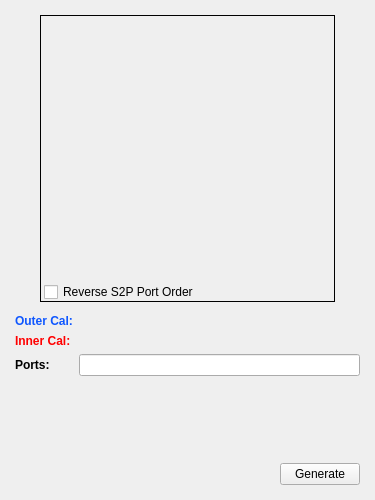
Above: Application/mainwindow.ui from Terrabits/S2pExtractor before the change. Below: the same form after it.
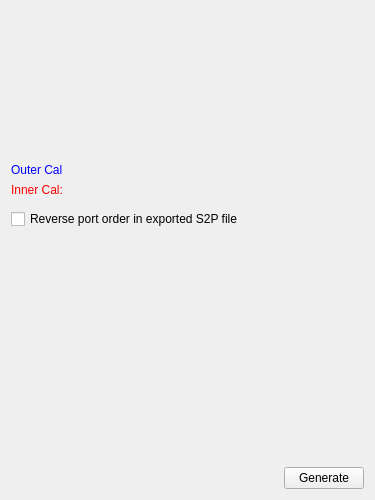
That is the form after the change. Icons and pictures are not drawn. Custom widgets are drawn as their Qt base class.

What changed in the file:
```diff
--- a/Application/mainwindow.ui
+++ b/Application/mainwindow.ui
@@ -19,19 +19,7 @@
     <normalon>:/new/icon_resource/RS.ico</normalon>:/new/icon_resource/RS.ico</iconset>
   </property>
   <widget class="QWidget" name="centralWidget">
-   <layout class="QVBoxLayout" name="verticalLayout">
-    <property name="leftMargin">
-     <number>15</number>
-    </property>
-    <property name="topMargin">
-     <number>15</number>
-    </property>
-    <property name="rightMargin">
-     <number>15</number>
-    </property>
-    <property name="bottomMargin">
-     <number>15</number>
-    </property>
+   <layout class="QVBoxLayout" name="verticalLayout" stretch="0,0,0,0,0,1,0">
     <item>
      <widget class="QWidget" name="widget_5" native="true">
       <layout class="QHBoxLayout" name="horizontalLayout_5">
@@ -48,7 +36,7 @@
         <number>0</number>
        </property>
        <property name="bottomMargin">
-        <number>0</number>
+        <number>15</number>
        </property>
        <item>
         <spacer name="horizontalSpacer_2">
@@ -64,7 +52,7 @@
         </spacer>
        </item>
        <item>
-        <widget class="QWidget" name="diagramWidget" native="true">
+        <widget class="QLabel" name="diagram">
          <property name="sizePolicy">
           <sizepolicy hsizetype="Fixed" vsizetype="Fixed">
            <horstretch>0</horstretch>
@@ -73,50 +61,25 @@
          </property>
          <property name="minimumSize">
           <size>
-           <width>295</width>
-           <height>287</height>
+           <width>300</width>
+           <height>131</height>
           </size>
          </property>
          <property name="maximumSize">
           <size>
-           <width>295</width>
-           <height>287</height>
+           <width>300</width>
+           <height>131</height>
           </size>
          </property>
-         <widget class="QCheckBox" name="portOrderCheckbox">
-          <property name="geometry">
-           <rect>
-            <x>4</x>
-            <y>267</y>
-            <width>291</width>
-            <height>20</height>
-           </rect>
-          </property>
-          <property name="text">
-           <string>Reverse S2P Port Order</string>
-          </property>
-         </widget>
-         <widget class="QLabel" name="diagramLabel">
-          <property name="geometry">
-           <rect>
-            <x>0</x>
-            <y>0</y>
-            <width>295</width>
-            <height>287</height>
-           </rect>
-          </property>
-          <property name="frameShape">
-           <enum>QFrame::Box</enum>
-          </property>
-          <property name="text">
-           <string/>
-          </property>
-          <property name="pixmap">
-           <pixmap resource="Resources.qrc">:/diagrams/Images/CalPlanes_150.png</pixmap>
-          </property>
-         </widget>
-         <zorder>diagramLabel</zorder>
-         <zorder>portOrderCheckbox</zorder>
+         <property name="frameShape">
+          <enum>QFrame::NoFrame</enum>
+         </property>
+         <property name="text">
+          <string/>
+         </property>
+         <property name="pixmap">
+          <pixmap resource="Resources.qrc">:/Images/cal planes.png</pixmap>
+         </property>
         </widget>
        </item>
        <item>
@@ -136,13 +99,13 @@
      </widget>
     </item>
     <item>
-     <widget class="QWidget" name="widget" native="true">
-      <layout class="QGridLayout" name="gridLayout">
+     <widget class="QWidget" name="calSection" native="true">
+      <layout class="QGridLayout">
        <property name="leftMargin">
         <number>0</number>
        </property>
        <property name="topMargin">
-        <number>6</number>
+        <number>0</number>
        </property>
        <property name="rightMargin">
         <number>0</number>
@@ -150,69 +113,6 @@
        <property name="bottomMargin">
         <number>0</number>
        </property>
-       <item row="1" column="0">
-        <widget class="QLabel" name="innerLabel">
-         <property name="palette">
-          <palette>
-           <active>
-            <colorrole role="WindowText">
-             <brush brushstyle="SolidPattern">
-              <color alpha="255">
-               <red>255</red>
-               <green>0</green>
-               <blue>0</blue>
-              </color>
-             </brush>
-            </colorrole>
-           </active>
-           <inactive>
-            <colorrole role="WindowText">
-             <brush brushstyle="SolidPattern">
-              <color alpha="255">
-               <red>255</red>
-               <green>0</green>
-               <blue>0</blue>
-              </color>
-             </brush>
-            </colorrole>
-           </inactive>
-           <disabled>
-            <colorrole role="WindowText">
-             <brush brushstyle="SolidPattern">
-              <color alpha="255">
-               <red>120</red>
-               <green>120</green>
-               <blue>120</blue>
-              </color>
-             </brush>
-            </colorrole>
-           </disabled>
-          </palette>
-         </property>
-         <property name="font">
-          <font>
-           <weight>75</weight>
-           <bold>true</bold>
-          </font>
-         </property>
-         <property name="text">
-          <string>Inner Cal:</string>
-         </property>
-        </widget>
-       </item>
-       <item row="2" column="0">
-        <widget class="QLabel" name="portsLabel">
-         <property name="font">
-          <font>
-           <weight>75</weight>
-           <bold>true</bold>
-          </font>
-         </property>
-         <property name="text">
-          <string>Ports:</string>
-         </property>
-        </widget>
-       </item>
        <item row="0" column="0">
         <widget class="QLabel" name="outerLabel">
          <property name="palette">
@@ -221,8 +121,8 @@
             <colorrole role="WindowText">
              <brush brushstyle="SolidPattern">
               <color alpha="255">
-               <red>15</red>
-               <green>87</green>
+               <red>0</red>
+               <green>0</green>
                <blue>255</blue>
               </color>
              </brush>
@@ -232,8 +132,8 @@
             <colorrole role="WindowText">
              <brush brushstyle="SolidPattern">
               <color alpha="255">
-               <red>15</red>
-               <green>87</green>
+               <red>0</red>
+               <green>0</green>
                <blue>255</blue>
               </color>
              </brush>
@@ -252,39 +152,86 @@
            </disabled>
           </palette>
          </property>
-         <property name="font">
-          <font>
-           <weight>75</weight>
-           <bold>true</bold>
-          </font>
-         </property>
          <property name="text">
-          <string>Outer Cal:</string>
-         </property>
-        </widget>
-       </item>
-       <item row="2" column="1">
-        <widget class="QLineEdit" name="portsEdit">
-         <property name="focusPolicy">
-          <enum>Qt::NoFocus</enum>
-         </property>
-         <property name="text">
-          <string/>
-         </property>
-         <property name="readOnly">
-          <bool>true</bool>
+          <string>Outer Cal</string>
          </property>
         </widget>
        </item>
        <item row="0" column="1">
-        <widget class="CalWidget" name="outerCal" native="true"/>
+        <widget class="CalWidget" name="outerCal" native="true">
+         <property name="focusPolicy">
+          <enum>Qt::StrongFocus</enum>
+         </property>
+        </widget>
+       </item>
+       <item row="1" column="0">
+        <widget class="QLabel" name="innerLabel">
+         <property name="palette">
+          <palette>
+           <active>
+            <colorrole role="WindowText">
+             <brush brushstyle="SolidPattern">
+              <color alpha="255">
+               <red>255</red>
+               <green>0</green>
+               <blue>0</blue>
+              </color>
+             </brush>
+            </colorrole>
+           </active>
+           <inactive>
+            <colorrole role="WindowText">
+             <brush brushstyle="SolidPattern">
+              <color alpha="255">
+               <red>255</red>
+               <green>0</green>
+               <blue>0</blue>
+              </color>
+             </brush>
+            </colorrole>
+           </inactive>
+           <disabled>
+            <colorrole role="WindowText">
+             <brush brushstyle="SolidPattern">
+              <color alpha="255">
+               <red>120</red>
+               <green>120</green>
+               <blue>120</blue>
+              </color>
+             </brush>
+            </colorrole>
+           </disabled>
+          </palette>
+         </property>
+         <property name="text">
+          <string>Inner Cal:</string>
+         </property>
+        </widget>
        </item>
        <item row="1" column="1">
-        <widget class="CalWidget" name="innerCal" native="true"/>
+        <widget class="CalWidget" name="innerCal" native="true">
+         <property name="focusPolicy">
+          <enum>Qt::StrongFocus</enum>
+         </property>
+        </widget>
        </item>
       </layout>
      </widget>
     </item>
+    <item>
+     <widget class="PortsWidget" name="ports" native="true">
+      <property name="focusPolicy">
+       <enum>Qt::StrongFocus</enum>
+      </property>
+     </widget>
+    </item>
+    <item>
+     <widget class="QCheckBox" name="reversePorts">
+      <property name="text">
+       <string>Reverse port order in exported S2P file</string>
+      </property>
+     </widget>
+    </item>
     <item>
      <widget class="RsaToolbox::ErrorLabel" name="error" native="true">
       <property name="minimumSize">
@@ -366,6 +313,12 @@
    <header>CalWidget.h</header>
    <container>1</container>
   </customwidget>
+  <customwidget>
+   <class>PortsWidget</class>
+   <extends>QWidget</extends>
+   <header>portswidget.h</header>
+   <container>1</container>
+  </customwidget>
  </customwidgets>
  <tabstops>
   <tabstop>portOrderCheckbox</tabstop>
```
Left out of the diff: 19 changed lines with no effect on the pictures.
